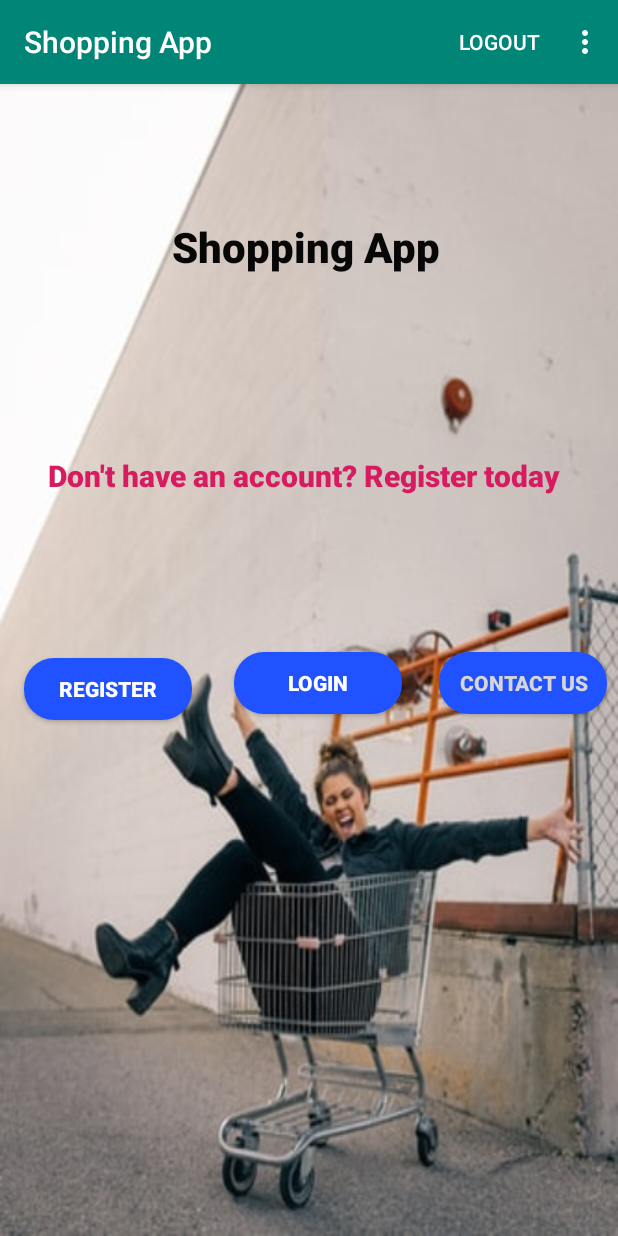
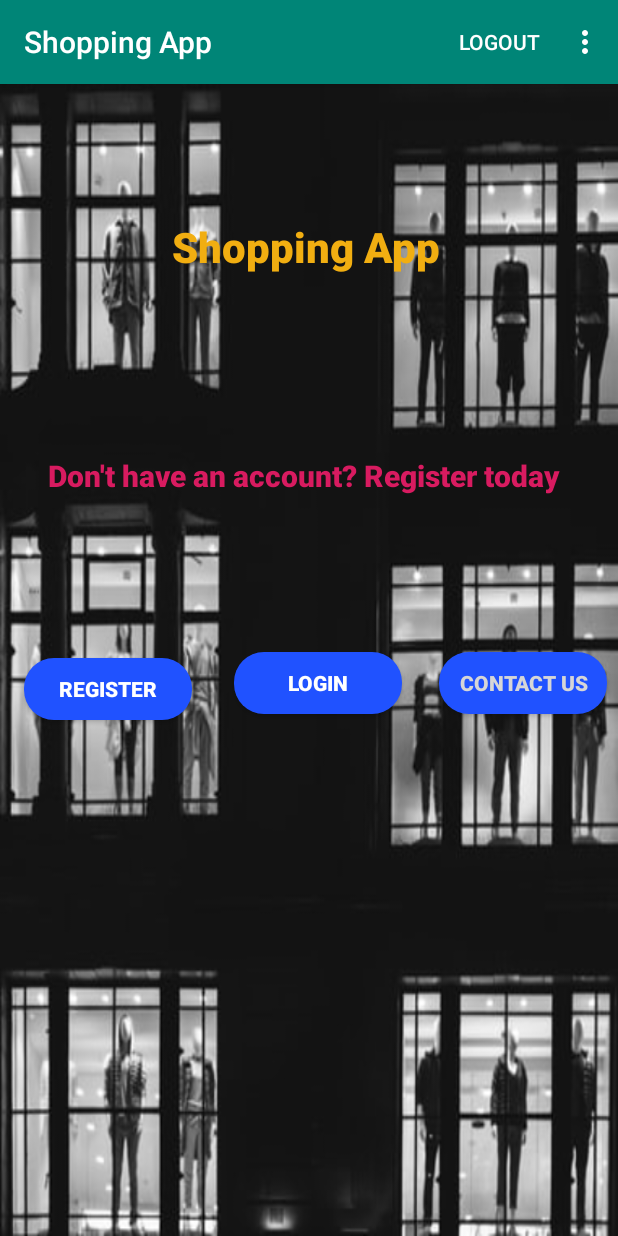
Before and after one commit to deepeters/shopping-app, an Android app: the screen it shows after launch (MainActivity), on a phone screen of 412 x 824 dp. Run offline under Robolectric (Android 15) with nearby library versions, the phone set to English and light mode, and no system bars; our stand-ins replace Firebase (no records; nobody signed in at launch, a user with empty details on screens opened directly); Roboto replaces fonts that are not available here.

Commit message:
The commit makes minor design adjustments

```diff
--- a/app/src/main/res/layout/activity_main.xml
+++ b/app/src/main/res/layout/activity_main.xml
@@ -67,7 +67,7 @@
         android:layout_marginBottom="60dp"
         android:fontFamily="sans-serif-medium"
         android:text="Shopping App"
-        android:textColor="#070707"
+        android:textColor="#F1AE11"
         android:textSize="28sp"
         android:textStyle="bold"
         app:layout_constraintBottom_toTopOf="@+id/welcomeTxt"
```
Also changed, not shown: app/src/main/res/drawable/woods.jpeg.
